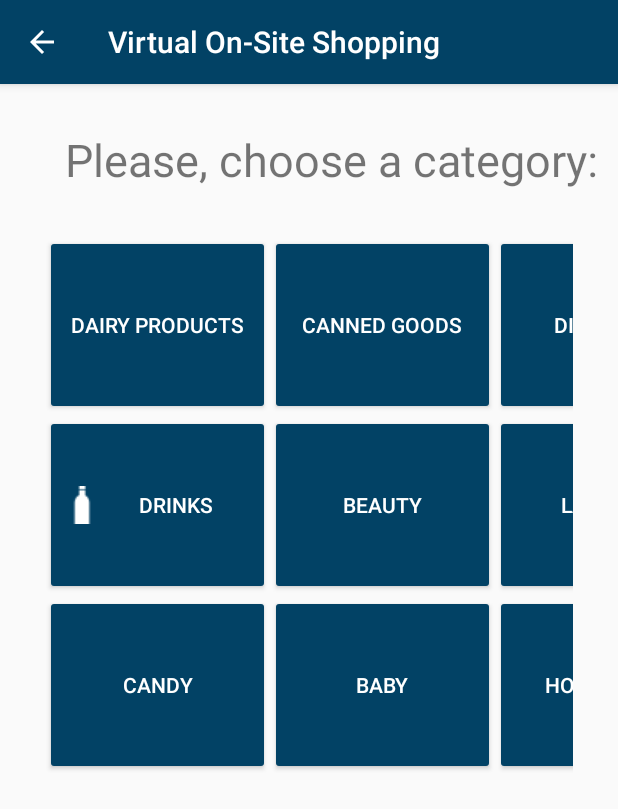
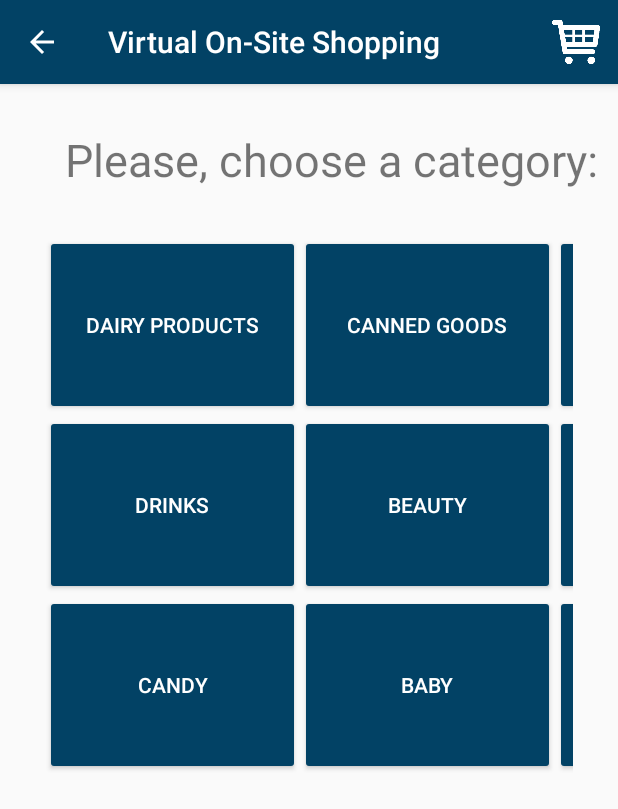
Before and after one commit to Yonjuni/Virtual-On-Site-Shopping, an Android app: the CategoriesActivity screen opened directly, with no data from a screen before it, on a phone screen of 412 x 824 dp. Shown: the top 809 px of the screen. Run offline under Robolectric (Android 15) with nearby library versions, the phone set to English and light mode, and no system bars.

Commit message:
shopping chart added

```diff
--- a/app/src/main/java/de/pinyto/virtualon_siteshopping/CategoriesActivity.java
+++ b/app/src/main/java/de/pinyto/virtualon_siteshopping/CategoriesActivity.java
@@ -4,11 +4,15 @@ import android.content.Intent;
 import android.net.Uri;
 import android.support.v7.app.AppCompatActivity;
 import android.os.Bundle;
+import android.view.Menu;
+import android.view.MenuItem;
 import android.view.View;
 import android.widget.Button;
 import android.widget.Toast;
 
 import java.io.File;
+
+import static de.pinyto.virtualon_siteshopping.R.menu.shopping_chart_menu;
 
 public class CategoriesActivity extends AppCompatActivity {
 
@@ -24,8 +28,11 @@ public class CategoriesActivity extends AppCompatActivity {
         Button button4 = (Button) findViewById(R.id.category4_button);
         Button button5 = (Button) findViewById(R.id.category5_button);
         Button button6 = (Button) findViewById(R.id.category6_button);
+        Button button7 = (Button) findViewById(R.id.category7_button);
+        Button button8 = (Button) findViewById(R.id.category8_button);
+        Button button9 = (Button) findViewById(R.id.category9_button);
 
-        Button[] categories = new Button[]{button2, button3, button4, button5, button6};
+        Button[] categories = new Button[]{button2, button3, button4, button5, button6, button7, button8, button9};
 
         for (int i = 0; i < categories.length; i++) {
             categories[i].setOnClickListener(new View.OnClickListener() {
@@ -48,4 +55,24 @@ public class CategoriesActivity extends AppCompatActivity {
         });
 
     }
+
+    @Override
+    public boolean onCreateOptionsMenu(Menu menu) {
+        // Inflate the menu; this adds items to the action bar if it is present.
+        getMenuInflater().inflate(shopping_chart_menu, menu);
+        return true;
+    }
+
+    @Override
+    public boolean onOptionsItemSelected(MenuItem item) {
+        // Handle action bar item clicks here. The action bar will
+        // automatically handle clicks on the Home/Up button, so long
+        // as you specify a parent activity in AndroidManifest.xml.
+        int id = item.getItemId();
+
+        if (id == R.id.menu_chart) {
+
+        }
+        return super.onOptionsItemSelected(item);
+    }
 }
--- a/app/src/main/res/layout/activity_categories.xml
+++ b/app/src/main/res/layout/activity_categories.xml
@@ -27,7 +27,7 @@
         <Button
             android:id="@+id/category_button"
             android:backgroundTint="@color/colorPrimaryDark"
-            android:layout_width="150dp"
+            android:layout_width="170dp"
             android:layout_height="120dp"
             android:textColor="@color/white"
             android:text="Dairy Products" />
@@ -35,7 +35,7 @@
         <Button
             android:id="@+id/category3_button"
             android:backgroundTint="@color/colorPrimaryDark"
-            android:layout_width="150dp"
+            android:layout_width="170dp"
             android:layout_height="120dp"
             android:textColor="@color/white"
             android:text="Canned Goods" />
@@ -43,7 +43,7 @@
         <Button
             android:id="@+id/category4_button"
             android:backgroundTint="@color/colorPrimaryDark"
-            android:layout_width="150dp"
+            android:layout_width="170dp"
             android:layout_height="120dp"
             android:textColor="@color/white"
             android:text="Diet Food" />
@@ -51,16 +51,15 @@
         <Button
             android:id="@+id/category2_button"
             android:backgroundTint="@color/colorPrimaryDark"
-            android:layout_width="150dp"
+            android:layout_width="170dp"
             android:layout_height="120dp"
             android:textColor="@color/white"
-            android:drawableLeft="@drawable/beverages"
             android:text="Drinks" />
 
         <Button
             android:id="@+id/category5_button"
             android:backgroundTint="@color/colorPrimaryDark"
-            android:layout_width="150dp"
+            android:layout_width="170dp"
             android:layout_height="120dp"
             android:textColor="@color/white"
             android:text="Beauty" />
@@ -68,7 +67,7 @@
         <Button
             android:id="@+id/category6_button"
             android:backgroundTint="@color/colorPrimaryDark"
-            android:layout_width="150dp"
+            android:layout_width="170dp"
             android:layout_height="120dp"
             android:textColor="@color/white"
             android:text="Laundry" />
@@ -76,7 +75,7 @@
         <Button
             android:id="@+id/category7_button"
             android:backgroundTint="@color/colorPrimaryDark"
-            android:layout_width="150dp"
+            android:layout_width="170dp"
             android:layout_height="120dp"
             android:textColor="@color/white"
             android:text="Candy" />
@@ -84,7 +83,7 @@
         <Button
             android:id="@+id/category8_button"
             android:backgroundTint="@color/colorPrimaryDark"
-            android:layout_width="150dp"
+            android:layout_width="170dp"
             android:layout_height="120dp"
             android:textColor="@color/white"
             android:text="Baby" />
@@ -92,7 +91,7 @@
         <Button
             android:id="@+id/category9_button"
             android:backgroundTint="@color/colorPrimaryDark"
-            android:layout_width="150dp"
+            android:layout_width="170dp"
             android:layout_height="120dp"
             android:textColor="@color/white"
             android:text="Household" />
```
Also changed, not shown: app/src/main/res/menu/shopping_chart_menu.xml (added, +10 -0 lines), app/src/main/res/drawable/shoppingchart.png (added).
